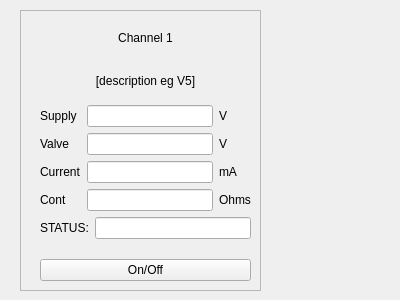
Above: gcs/frontend/ui/Ui_channel_widget.ui from cuspaceflight/m4-gcs before the change. Below: the same form after it.
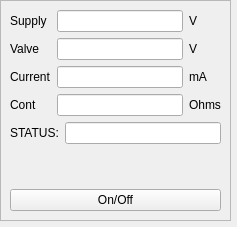
That is the form after the change.

Patch:
```diff
--- a/gcs/frontend/ui/Ui_channel_widget.ui
+++ b/gcs/frontend/ui/Ui_channel_widget.ui
@@ -6,8 +6,8 @@
    <rect>
     <x>0</x>
     <y>0</y>
-    <width>400</width>
-    <height>300</height>
+    <width>237</width>
+    <height>227</height>
    </rect>
   </property>
   <property name="windowTitle">
@@ -16,10 +16,10 @@
   <widget class="QWidget" name="channel_widget_0" native="true">
    <property name="geometry">
     <rect>
-     <x>20</x>
-     <y>10</y>
-     <width>241</width>
-     <height>281</height>
+     <x>0</x>
+     <y>0</y>
+     <width>231</width>
+     <height>221</height>
     </rect>
    </property>
    <widget class="QFrame" name="frame">
@@ -27,8 +27,8 @@
      <rect>
       <x>0</x>
       <y>0</y>
-      <width>241</width>
-      <height>281</height>
+      <width>231</width>
+      <height>221</height>
      </rect>
     </property>
     <property name="frameShape">
@@ -37,36 +37,16 @@
     <property name="frameShadow">
      <enum>QFrame::Raised</enum>
     </property>
-    <widget class="QWidget" name="">
+    <widget class="QWidget" name="layoutWidget">
      <property name="geometry">
       <rect>
-       <x>20</x>
+       <x>10</x>
        <y>10</y>
        <width>211</width>
-       <height>261</height>
+       <height>201</height>
       </rect>
      </property>
      <layout class="QVBoxLayout" name="verticalLayout">
-      <item>
-       <widget class="QLabel" name="label">
-        <property name="text">
-         <string>Channel 1</string>
-        </property>
-        <property name="alignment">
-         <set>Qt::AlignCenter</set>
-        </property>
-       </widget>
-      </item>
-      <item>
-       <widget class="QLabel" name="label_description">
-        <property name="text">
-         <string>[description eg V5]</string>
-        </property>
-        <property name="alignment">
-         <set>Qt::AlignCenter</set>
-        </property>
-       </widget>
-      </item>
       <item>
        <layout class="QGridLayout" name="gridLayout">
         <item row="0" column="0">
@@ -126,16 +106,32 @@
          </widget>
         </item>
         <item row="0" column="1">
-         <widget class="QLineEdit" name="lineEdit"/>
+         <widget class="QLineEdit" name="lineEdit_supply">
+          <property name="readOnly">
+           <bool>true</bool>
+          </property>
+         </widget>
         </item>
         <item row="1" column="1">
-         <widget class="QLineEdit" name="lineEdit_2"/>
+         <widget class="QLineEdit" name="lineEdit_valve">
+          <property name="readOnly">
+           <bool>true</bool>
+          </property>
+         </widget>
         </item>
         <item row="3" column="1">
-         <widget class="QLineEdit" name="lineEdit_3"/>
+         <widget class="QLineEdit" name="lineEdit_cont">
+          <property name="readOnly">
+           <bool>true</bool>
+          </property>
+         </widget>
         </item>
         <item row="2" column="1">
-         <widget class="QLineEdit" name="lineEdit_4"/>
+         <widget class="QLineEdit" name="lineEdit_current">
+          <property name="readOnly">
+           <bool>true</bool>
+          </property>
+         </widget>
         </item>
        </layout>
       </item>
@@ -149,7 +145,11 @@
          </widget>
         </item>
         <item row="0" column="1">
-         <widget class="QLineEdit" name="lineEdit_5"/>
+         <widget class="QLineEdit" name="lineEdit_status">
+          <property name="readOnly">
+           <bool>true</bool>
+          </property>
+         </widget>
         </item>
        </layout>
       </item>
```
